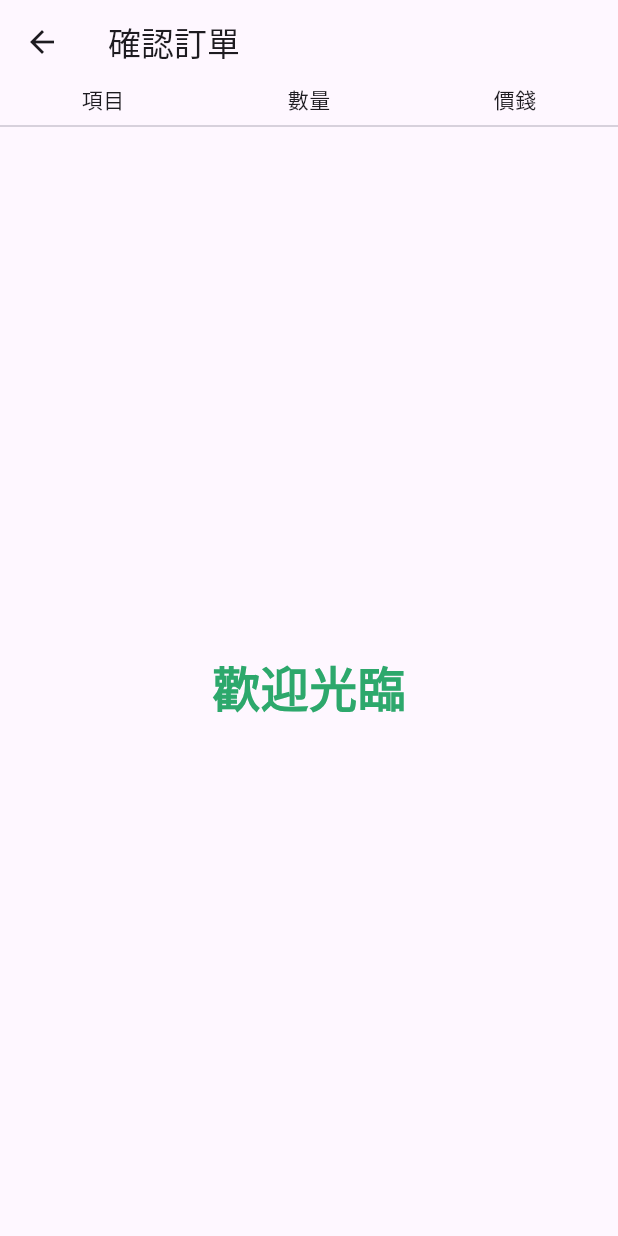
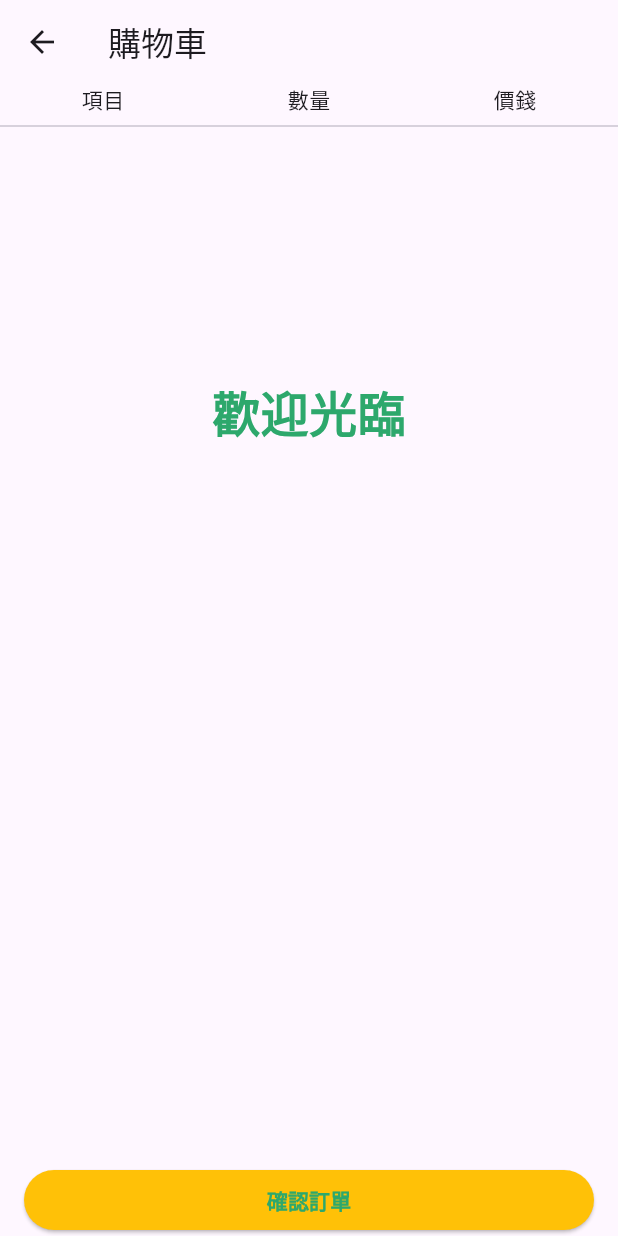
Before and after one commit to IamHaydenNg/dim_sum_order, a Flutter app: the screen it shows after launch, after a tap on the "shopping cart" icon, on a phone screen of 412 x 824 dp. Run offline on Flutter 3.47's test engine with Material 3 defaults, Android fonts, the phone set to English and light mode, and no system bars; our stand-ins replace badges.

Commit message:
Create confirm order button

```diff
--- a/lib/screens/cart_screen.dart
+++ b/lib/screens/cart_screen.dart
@@ -34,7 +34,7 @@ class CartScreen extends StatelessWidget {
 
     return Scaffold(
       appBar: AppBar(
-        title: const Text('確認訂單'),
+        title: const Text('購物車'),
       ),
       body: Column(
         children: [
@@ -117,7 +117,7 @@ class CartScreen extends StatelessWidget {
                                 ),
                               ),
                             ],
-                          )
+                          ),
                         ],
                       );
                     }
@@ -135,6 +135,32 @@ class CartScreen extends StatelessWidget {
                     ),
                   ),
                 ),
+          Expanded(
+            child: SafeArea(
+              child: Align(
+                alignment: Alignment.bottomCenter,
+                child: Container(
+                  margin: const EdgeInsets.symmetric(horizontal: 16),
+                  width: double.infinity,
+                  child: ElevatedButton(
+                    onPressed: () {},
+                    style: ButtonStyle(
+                      backgroundColor: WidgetStateProperty.all(
+                        Colors.amber,
+                      ),
+                      foregroundColor: WidgetStateProperty.all(
+                        Theme.of(context).primaryColor,
+                      ),
+                    ),
+                    child: const Text(
+                      '確認訂單',
+                      style: TextStyle(fontWeight: FontWeight.bold),
+                    ),
+                  ),
+                ),
+              ),
+            ),
+          )
         ],
       ),
     );
```
